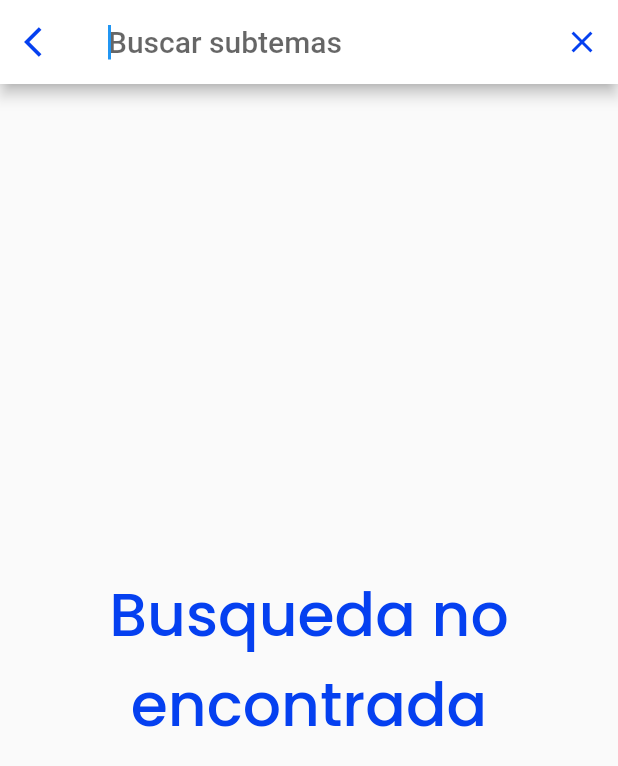
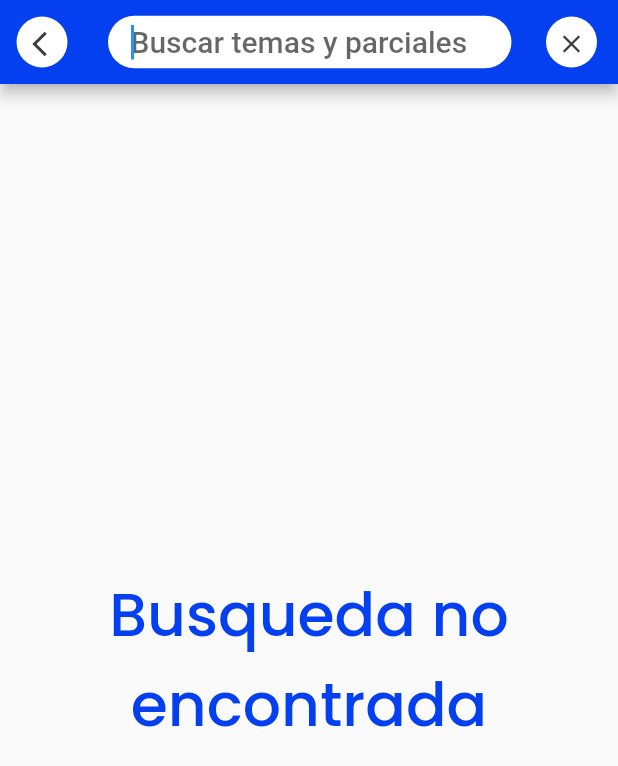
Before and after one commit to pokenomondy/lerner_plantilla, a Flutter app: the screen it shows after launch, after a tap on the "search" icon, on a phone screen of 412 x 824 dp. Shown: the top 766 px of the screen. Run offline on Flutter 3.47's test engine with Material 2 defaults, Android fonts, the light colour scheme and no system bars; our stand-ins replace cloud_firestore, firebase_core, shared_preferences; missing offline and left inert: flutter_math_fork, flutter_quill, flutter_quill_extensions; accounts and stored records are empty.

```diff
--- a/lib/Delegates/subtemas_delegate.dart
+++ b/lib/Delegates/subtemas_delegate.dart
@@ -8,47 +8,95 @@ class SearchDelegateSubtemas extends SearchDelegate {
   late List<Temas> temario;
 
   @override
-  String get searchFieldLabel => 'Buscar subtemas';
+  ThemeData appBarTheme(BuildContext context) {
+    return Theme.of(context).copyWith(
+        appBarTheme: const AppBarTheme(
+          color: Config.secondColor,
+          elevation: 4.0,
+          iconTheme: IconThemeData(color: Colors.white),
+          actionsIconTheme: IconThemeData(color: Colors.white),
+        ),
+        inputDecorationTheme: InputDecorationTheme(
+            border: OutlineInputBorder(
+                borderRadius: BorderRadius.circular(30),
+                borderSide: BorderSide.none),
+            fillColor: Colors.white,
+            filled: true,
+            isDense: true,
+            contentPadding:
+                const EdgeInsets.symmetric(vertical: 6, horizontal: 15)));
+  }
+
+  @override
+  String get searchFieldLabel => 'Buscar temas y parciales';
 
   @override
   List<Widget>? buildActions(BuildContext context) {
     return [
-      IconButton(
+      Container(
+        margin: const EdgeInsets.only(top: 11, bottom: 11, right: 7),
+        padding: const EdgeInsets.all(0),
+        alignment: Alignment.center,
+        decoration: const BoxDecoration(
+          shape: BoxShape.circle,
+          color: Colors.white,
+        ),
+        child: IconButton(
+            iconSize: 20,
             onPressed: () => query = '',
             icon: const Icon(
               Icons.clear,
-            color: Config.secondColor,
-          ))
+              color: Config.grayColor,
+            )),
+      )
     ];
   }
 
   @override
   Widget? buildLeading(BuildContext context) {
-    return IconButton(
+    return Container(
+      margin: const EdgeInsets.only(top: 11, bottom: 11),
+      padding: const EdgeInsets.all(0),
+      alignment: Alignment.center,
+      decoration:
+          const BoxDecoration(shape: BoxShape.circle, color: Colors.white),
+      child: Padding(
+        padding: const EdgeInsets.only(left: 7),
+        child: IconButton(
+            iconSize: 20,
             onPressed: () => close(context, null),
             icon: const Icon(
               Icons.arrow_back_ios,
-          color: Config.secondColor,
-        ));
+              color: Config.grayColor,
+            )),
+      ),
+    );
   }
 
   @override
   Widget buildResults(BuildContext context) {
     List<SubTemas> subtemas = [];
 
-    for(int index=0; index<temario.length; index++){
-      if(temario[index].subtemas.isNotEmpty){
-        for(int subindex=0; subindex<temario[index].subtemas.length; subindex++){
-          if(temario[index].subtemas[subindex].nombreSubTema.toLowerCase().contains(query.toLowerCase())){
+    for (int index = 0; index < temario.length; index++) {
+      if (temario[index].subtemas.isNotEmpty) {
+        for (int subindex = 0;
+            subindex < temario[index].subtemas.length;
+            subindex++) {
+          if (temario[index]
+              .subtemas[subindex]
+              .nombreSubTema
+              .toLowerCase()
+              .contains(query.toLowerCase())) {
             subtemas.add(temario[index].subtemas[subindex]);
           }
         }
       }
     }
 
-    if(subtemas.isNotEmpty){
+    if (subtemas.isNotEmpty) {
+      subtemas.sort((a, b) => a.nombreSubTema.compareTo(b.nombreSubTema));
       return _TarjetasDeSubtemas(subtemario: subtemas);
-    }else{
+    } else {
       return const _NoEncontrada();
     }
   }
@@ -73,19 +121,26 @@ class SearchDelegateSubtemas extends SearchDelegate {
 
             List<SubTemas> subtemas = [];
 
-        for(int index=0; index<temario.length; index++){
-          if(temario[index].subtemas.isNotEmpty){
-            for(int subindex=0; subindex<temario[index].subtemas.length; subindex++){
-              if(temario[index].subtemas[subindex].nombreSubTema.toLowerCase().contains(query.toLowerCase())){
+            for (int index = 0; index < temario.length; index++) {
+              if (temario[index].subtemas.isNotEmpty) {
+                for (int subindex = 0;
+                subindex < temario[index].subtemas.length;
+                subindex++) {
+                  if (temario[index]
+                      .subtemas[subindex]
+                      .nombreSubTema
+                      .toLowerCase()
+                      .contains(query.toLowerCase())) {
                     subtemas.add(temario[index].subtemas[subindex]);
                   }
                 }
               }
             }
 
-        if(subtemas.isNotEmpty){
+            if (subtemas.isNotEmpty) {
+              subtemas.sort((a, b) => a.nombreSubTema.compareTo(b.nombreSubTema));
               return _TarjetasDeSubtemas(subtemario: subtemas);
-        }else{
+            } else {
               return const _NoEncontrada();
             }
           },
@@ -93,20 +148,19 @@ class SearchDelegateSubtemas extends SearchDelegate {
   }
 }
 
-class _NoEncontrada extends StatelessWidget{
+class _NoEncontrada extends StatelessWidget {
   const _NoEncontrada({
-    Key?key,
-  }):super(key:key);
+    Key? key,
+  }) : super(key: key);
 
   @override
-  Widget build(BuildContext context){
+  Widget build(BuildContext context) {
     return Center(
         child: Text(
       "Busqueda no encontrada",
       style: Config().aplicarEstilo(Config.secondColor, 40, true),
       textAlign: TextAlign.center,
-        )
-    );
+    ));
   }
 }
 
@@ -125,24 +179,22 @@ class _TarjetasDeSubtemas extends StatefulWidget {
 class _TarjetasDeSubtemasState extends State<_TarjetasDeSubtemas> {
   late double containerHeight = 0.0;
 
-
   @override
   Widget build(BuildContext context) {
-    return Stack(
-      children: [
-        ListView.builder(
+    return ListView.builder(
         itemCount: widget.subtemario.length,
-          itemBuilder: (context, index){
+        itemBuilder: (context, index) {
           return _AgregarSubtema(
             subtema: widget.subtemario[index].nombreSubTema,
-              onTap: (){
-                Navigator.push(context, MaterialPageRoute(builder: (context) => VistaContenido(contenidos: widget.subtemario[index].contenidos)));
+            onTap: () {
+              Navigator.push(
+                  context,
+                  MaterialPageRoute(
+                      builder: (context) => VistaContenido(
+                          contenidos: widget.subtemario[index].contenidos)));
             },
           );
-          }
-        ),
-      ],
-    );
+        });
   }
 }
 
@@ -150,21 +202,18 @@ class _AgregarSubtema extends StatefulWidget {
   final String subtema;
   final VoidCallback onTap;
 
-  const _AgregarSubtema(
-      {Key? key,
+  const _AgregarSubtema({
+    Key? key,
     required this.subtema,
     required this.onTap,
-      })
-      : super(key: key);
+  }) : super(key: key);
 
   @override
   _AgregarSubtemaState createState() => _AgregarSubtemaState();
 }
 
 class _AgregarSubtemaState extends State<_AgregarSubtema> {
-
   late bool isPressed = false;
-
 
   @override
   Widget build(BuildContext context) {
@@ -186,26 +235,40 @@ class _AgregarSubtemaState extends State<_AgregarSubtema> {
         });
       },
       child: AnimatedContainer(
-        margin: const EdgeInsets.only(top: 10, left: 10, right: 10),
+        margin: const EdgeInsets.only(top: 11, left: 10, right: 10),
         duration: const Duration(milliseconds: 400),
         width: double.infinity,
         decoration: BoxDecoration(
-            color: isPressed ? Colors.white : Config.secondColor,
+            color: isPressed ? Config.secondColor : Colors.white,
             borderRadius: BorderRadius.circular(15),
             boxShadow: [Config().aplicarSombra(0.1, 5, 7, const Offset(0, 3))],
             border: Border.all(
                 color: isPressed
-                    ? Config.secondColor
-                    : Config.secondColor.withOpacity(0),
-                width: 2)),
+                    ? Config.secondColor.withOpacity(0)
+                    : Config.secondColor,
+                width: 2.5)),
         child: Padding(
-          padding: const EdgeInsets.only(top: 10, bottom: 10, left: 20),
-          child: Text(
-            widget.subtema,
-            style: Config().aplicarEstilo(
-                isPressed ? Config.secondColor : Colors.white,
-                17,
-                false),
+          padding: const EdgeInsets.only(top: 12, bottom: 12, left: 20),
+          child: Column(
+            crossAxisAlignment: CrossAxisAlignment.start,
+            children: [
+              Text(widget.subtema,
+                  style: TextStyle(
+                      fontFamily: "Poppins",
+                      fontSize: 16,
+                      color: isPressed ? Colors.white : Config.secondColor,
+                      fontWeight: FontWeight.w500,
+                      height: 1)),
+              Text(
+                "Tema",
+                style: TextStyle(
+                    fontFamily: "Poppins",
+                    fontSize: 14,
+                    color: isPressed ? Colors.white : Config.grayColor,
+                    fontWeight: FontWeight.w300,
+                    height: 1.3),
+              )
+            ],
           ),
         ),
       ),
--- a/lib/Pages/dashboard.dart
+++ b/lib/Pages/dashboard.dart
@@ -21,7 +21,7 @@ class Dashboard extends StatelessWidget {
           Navigator.pushNamed(context, '/');
 
         }
-            , child: Text(' a pantalla de carga')),
+            , child: const Text(' a pantalla de carga')),
           ],
         ),
       ),
@@ -29,7 +29,6 @@ class Dashboard extends StatelessWidget {
   }
 
 }
-
 
 class _CrearBoton extends StatefulWidget{
 
```
Also changed, not shown: lib/Pages/Temario.dart (+1 -11 lines). Lines whose indentation alone changed are shown as unchanged.
